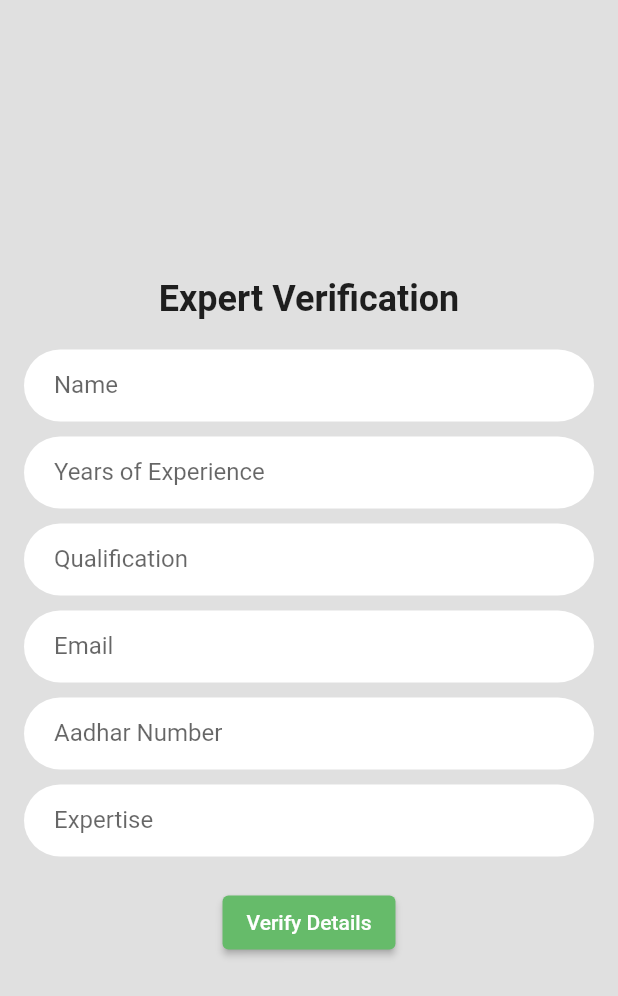
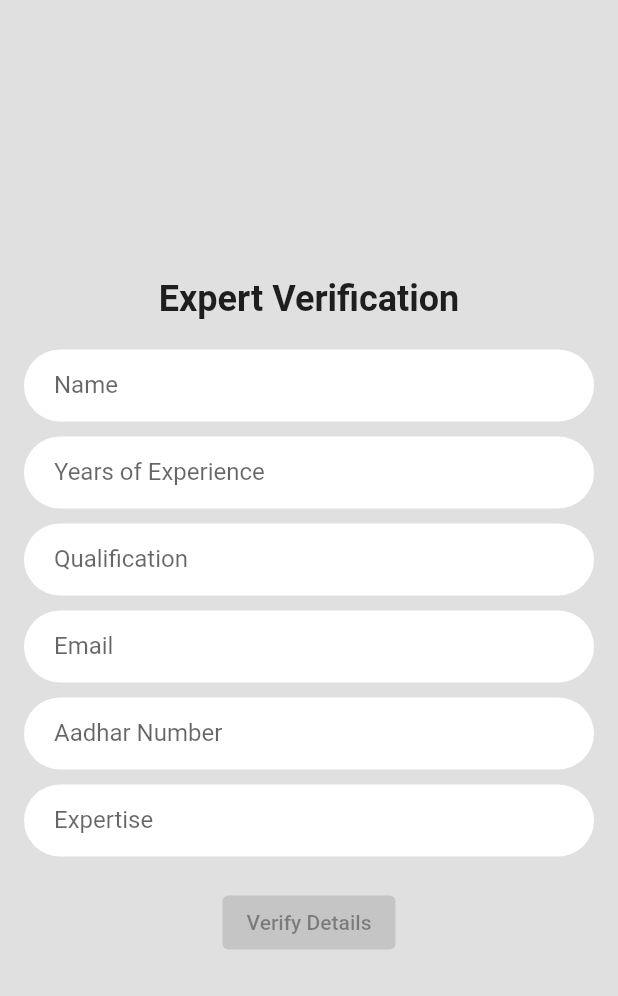
Before and after one commit to Blaster1111/Vruksha, a Flutter app: the ExpertDetails screen opened directly, on a phone screen of 412 x 824 dp. Shown: the top 996 px of the screen. Run offline on Flutter 3.47's test engine with Material 2 defaults, Android fonts, the phone set to English and light mode, and no system bars; our stand-ins replace firebase_auth, firebase_core, font_awesome_flutter, google_sign_in, image_picker, permission_handler; accounts and stored records are empty.

Commit message:
Expert gpt

```diff
--- a/lib/AuthActivity/expert_details.dart
+++ b/lib/AuthActivity/expert_details.dart
@@ -8,11 +8,53 @@ class ExpertDetails extends StatefulWidget {
 }
 
 class _ExpertDetailsState extends State<ExpertDetails> {
+  final _nameController = TextEditingController();
+  final _expController = TextEditingController();
+  final _qualificationController = TextEditingController();
+  final _emailController = TextEditingController();
+  final _aadharController = TextEditingController();
+  final _expertiseController = TextEditingController();
+
+  bool isFormValid = false;
+
+  @override
+  void initState() {
+    super.initState();
+    _nameController.addListener(validateForm);
+    _expController.addListener(validateForm);
+    _qualificationController.addListener(validateForm);
+    _emailController.addListener(validateForm);
+    _aadharController.addListener(validateForm);
+    _expertiseController.addListener(validateForm);
+  }
+
+  void validateForm() {
+    setState(() {
+      isFormValid = _nameController.text.isNotEmpty &&
+          _expController.text.isNotEmpty &&
+          _qualificationController.text.isNotEmpty &&
+          _emailController.text.isNotEmpty &&
+          _aadharController.text.isNotEmpty &&
+          _expertiseController.text.isNotEmpty;
+    });
+  }
+
+  @override
+  void dispose() {
+    _nameController.dispose();
+    _expController.dispose();
+    _qualificationController.dispose();
+    _emailController.dispose();
+    _aadharController.dispose();
+    _expertiseController.dispose();
+    super.dispose();
+  }
+
   @override
   Widget build(BuildContext context) {
     return Scaffold(
       body: Container(
-        color: Colors.grey.shade300, // Set the background color here
+        color: Colors.grey.shade300,
         child: Center(
           child: SingleChildScrollView(
             padding: EdgeInsets.all(16.0),
@@ -27,25 +69,41 @@ class _ExpertDetailsState extends State<ExpertDetails> {
                   ),
                 ),
                 SizedBox(height: 20.0),
-                _buildCircularTextField("Name"),
+                _buildCircularTextField(_nameController, "Name"),
                 SizedBox(height: 10.0),
-                _buildCircularTextField("Years of Experience"),
+                _buildCircularTextField(_expController, "Years of Experience"),
                 SizedBox(height: 10.0),
-                _buildCircularTextField("Qualification"),
+                _buildCircularTextField(
+                    _qualificationController, "Qualification"),
                 SizedBox(height: 10.0),
-                _buildCircularTextField("Email"),
+                _buildCircularTextField(_emailController, "Email"),
                 SizedBox(height: 10.0),
-                _buildCircularTextField("Aadhar Number"),
+                _buildCircularTextField(_aadharController, "Aadhar Number"),
                 SizedBox(height: 10.0),
-                _buildCircularTextField("Expertise"),
+                _buildCircularTextField(_expertiseController, "Expertise"),
                 SizedBox(height: 20.0),
                 ElevatedButton(
-                  onPressed: () {
-                    // Handle verification logic here
-                  },
+                  onPressed: isFormValid
+                      ? () {
+                          // Handle verification logic here
+                          String name = _nameController.text;
+                          String exp = _expController.text;
+                          String qualification = _qualificationController.text;
+                          String email = _emailController.text;
+                          String aadhar = _aadharController.text;
+                          String expertise = _expertiseController.text;
+
+                          // Use the captured values as needed
+                          print("Name: $name");
+                          print("Experience: $exp");
+                          print("Qualification: $qualification");
+                          print("Email: $email");
+                          print("Aadhar Number: $aadhar");
+                          print("Expertise: $expertise");
+                        }
+                      : null,
                   style: ElevatedButton.styleFrom(
-                    backgroundColor:
-                        Colors.green.shade400, // Set the button color here
+                    backgroundColor: Colors.green.shade400,
                   ),
                   child: Text("Verify Details"),
                 ),
@@ -57,13 +115,15 @@ class _ExpertDetailsState extends State<ExpertDetails> {
     );
   }
 
-  Widget _buildCircularTextField(String labelText) {
+  Widget _buildCircularTextField(
+      TextEditingController controller, String labelText) {
     return Container(
       decoration: BoxDecoration(
         borderRadius: BorderRadius.circular(30.0),
         color: Colors.white,
       ),
       child: TextField(
+        controller: controller,
         decoration: InputDecoration(
           labelText: labelText,
           border: InputBorder.none,
```
